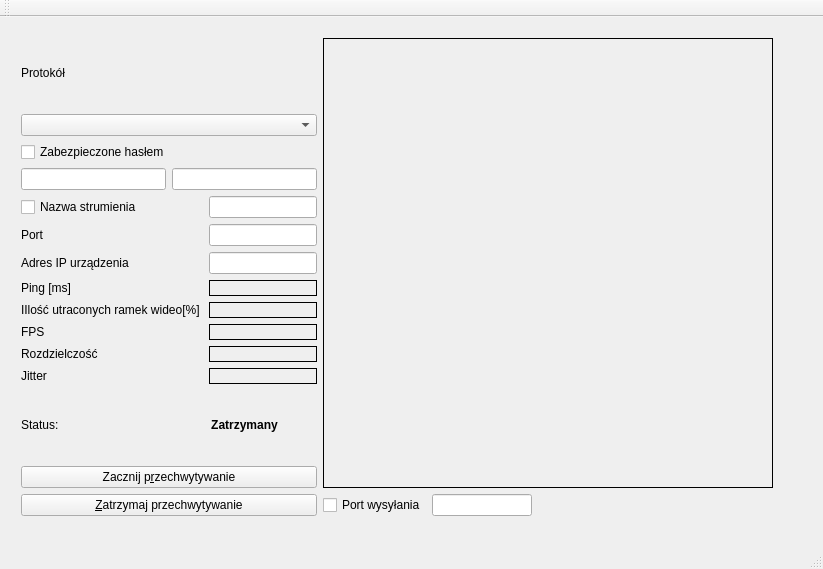
dejff/PD, file mainwindow.ui: the form before one commit.
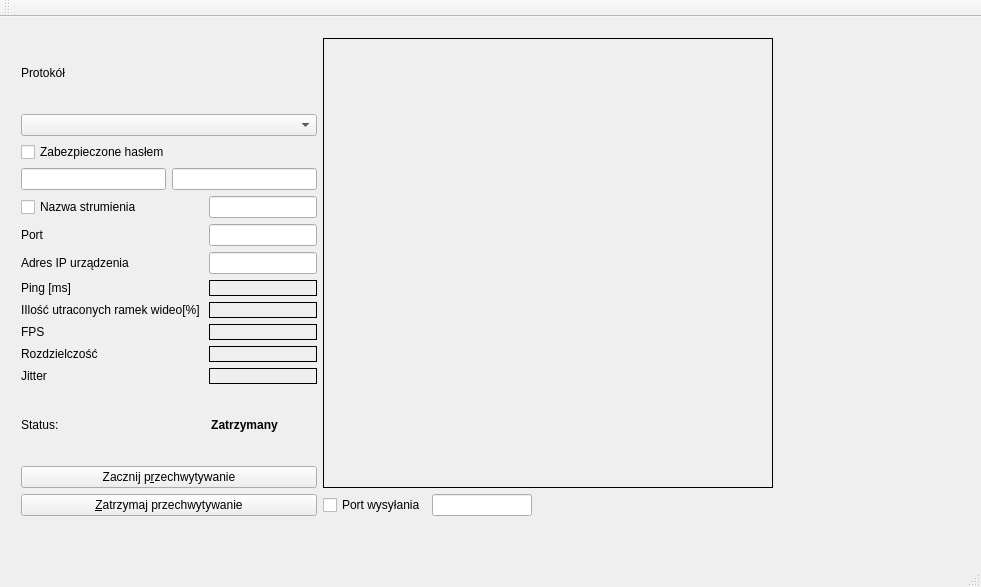
The form after the commit.

Diff of the .ui file:
```diff
--- a/mainwindow.ui
+++ b/mainwindow.ui
@@ -6,8 +6,8 @@
    <rect>
     <x>0</x>
     <y>0</y>
-    <width>823</width>
-    <height>569</height>
+    <width>981</width>
+    <height>587</height>
    </rect>
   </property>
   <property name="windowTitle">
@@ -19,7 +19,7 @@
      <rect>
       <x>10</x>
       <y>10</y>
-      <width>803</width>
+      <width>955</width>
       <height>503</height>
      </rect>
     </property>
```
Left out of the diff: 4 changed lines with no effect on the pictures.
